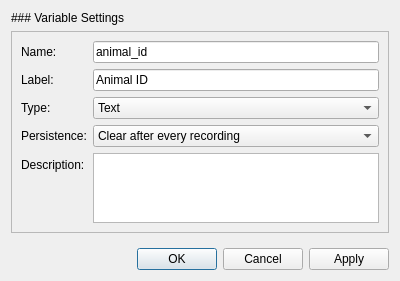
First picture: the form in ui/VariableEditDialog.ui, repository ETHZ-INS/Flow3R, before the edit.
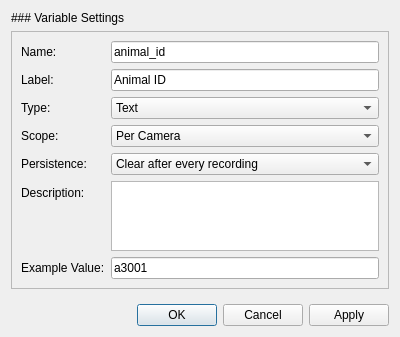
Second picture: the form after the edit.

```diff
--- a/ui/VariableEditDialog.ui
+++ b/ui/VariableEditDialog.ui
@@ -7,7 +7,7 @@
     <x>0</x>
     <y>0</y>
     <width>400</width>
-    <height>281</height>
+    <height>337</height>
    </rect>
   </property>
   <property name="sizePolicy">
@@ -78,6 +78,13 @@
         </property>
        </widget>
       </item>
+      <item row="1" column="1">
+       <widget class="QLineEdit" name="txt_label">
+        <property name="text">
+         <string>Animal ID</string>
+        </property>
+       </widget>
+      </item>
       <item row="2" column="0">
        <widget class="QLabel" name="label_2">
         <property name="text">
@@ -94,14 +101,66 @@
         </item>
        </widget>
       </item>
+      <item row="3" column="0">
+       <widget class="QLabel" name="label_8">
+        <property name="text">
+         <string>Scope:</string>
+        </property>
+       </widget>
+      </item>
+      <item row="3" column="1">
+       <widget class="QComboBox" name="dpd_scope">
+        <item>
+         <property name="text">
+          <string>Per Camera</string>
+         </property>
+        </item>
+        <item>
+         <property name="text">
+          <string>Per Group</string>
+         </property>
+        </item>
+        <item>
+         <property name="text">
+          <string>Global</string>
+         </property>
+        </item>
+       </widget>
+      </item>
       <item row="4" column="0">
+       <widget class="QLabel" name="label_6">
+        <property name="text">
+         <string>Persistence:</string>
+        </property>
+       </widget>
+      </item>
+      <item row="4" column="1">
+       <widget class="QComboBox" name="dpd_persistence">
+        <item>
+         <property name="text">
+          <string>Clear after every recording</string>
+         </property>
+        </item>
+        <item>
+         <property name="text">
+          <string>Remember until application is closed</string>
+         </property>
+        </item>
+        <item>
+         <property name="text">
+          <string>Remember forever</string>
+         </property>
+        </item>
+       </widget>
+      </item>
+      <item row="5" column="0">
        <widget class="QLabel" name="label_5">
         <property name="text">
          <string>Description:</string>
         </property>
        </widget>
       </item>
-      <item row="4" column="1">
+      <item row="5" column="1">
        <widget class="QTextEdit" name="txt_description">
         <property name="maximumSize">
          <size>
@@ -111,39 +170,20 @@
         </property>
        </widget>
       </item>
-      <item row="1" column="1">
-       <widget class="QLineEdit" name="txt_label">
+      <item row="6" column="0">
+       <widget class="QLabel" name="label_7">
         <property name="text">
-         <string>Animal ID</string>
+         <string>Example Value:</string>
         </property>
        </widget>
       </item>
-      <item row="3" column="0">
-       <widget class="QLabel" name="label_6">
+      <item row="6" column="1">
+       <widget class="QLineEdit" name="txt_example_value">
         <property name="text">
-         <string>Persistence:</string>
+         <string>a3001</string>
         </property>
        </widget>
       </item>
-      <item row="3" column="1">
-       <widget class="QComboBox" name="comboBox">
-        <item>
-         <property name="text">
-          <string>Clear after every recording</string>
-         </property>
-        </item>
-        <item>
-         <property name="text">
-          <string>Remember until application is closed</string>
-         </property>
-        </item>
-        <item>
-         <property name="text">
-          <string>Remember forever</string>
-         </property>
-        </item>
-       </widget>
-      </item>
      </layout>
     </widget>
    </item>
```
